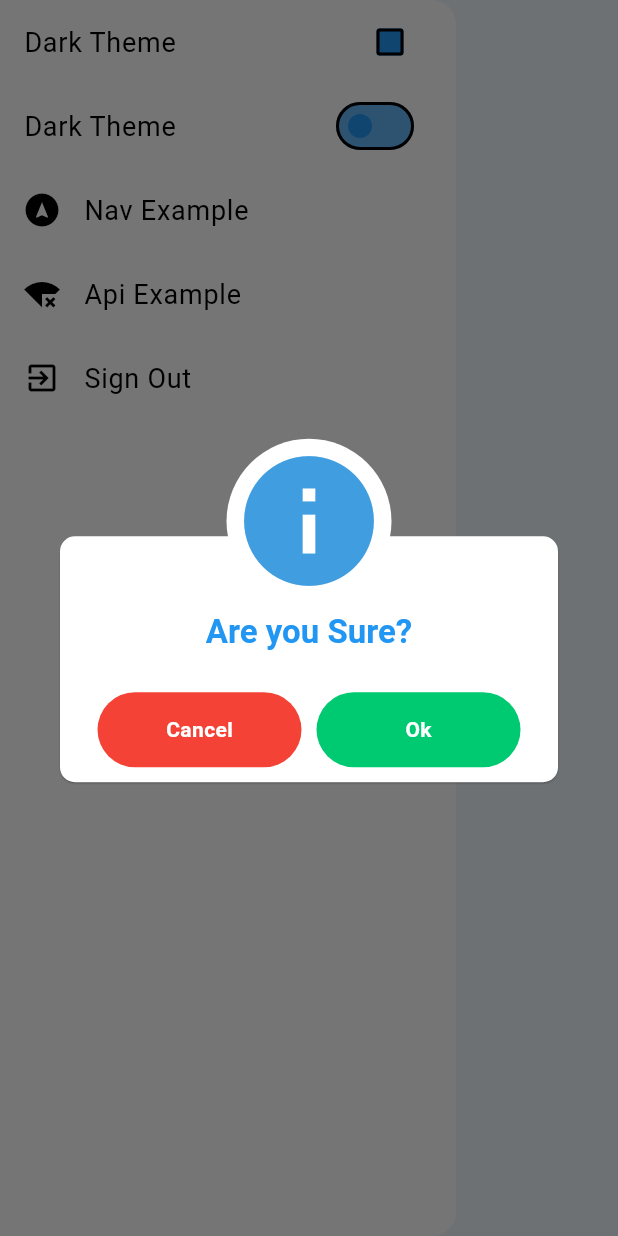
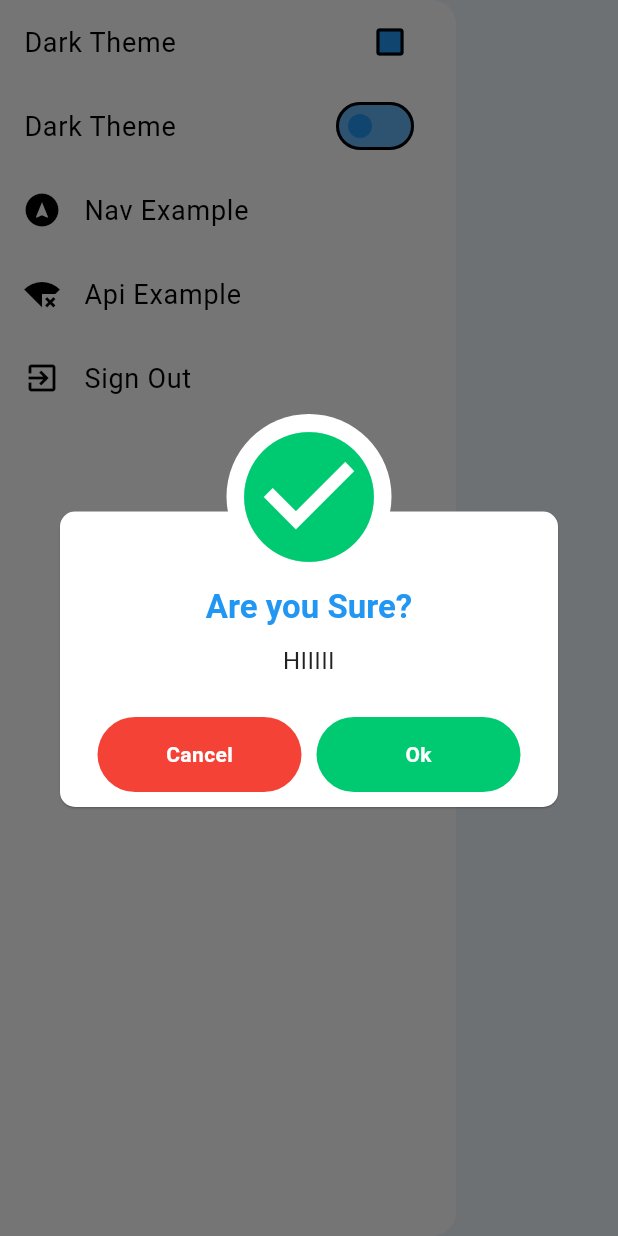
Before and after one commit to saefoclash1997/NHZ-Chat, a Flutter app: the CustomDrawer widget shown alone on an empty page, opened directly, after a tap on "Sign Out", on a phone screen of 412 x 824 dp. Run offline on Flutter 3.47's test engine with Material 3 defaults, Android fonts, the phone set to English and light mode, and no system bars; our stand-ins replace animated_text_kit, awesome_dialog, cloud_firestore, firebase_auth, firebase_core, flutter_spinkit and 5 more; accounts and stored records are empty; Roboto replaces fonts that are missing (times).

```diff
--- a/lib/components/custom_drawer.dart
+++ b/lib/components/custom_drawer.dart
@@ -69,10 +69,13 @@ class CustomDrawer extends StatelessWidget {
             onTap: () {
               AwesomeDialog(
                   context: context,
-                  dialogType: DialogType.info,
+                  dialogType: DialogType.success,
                   animType: AnimType.rightSlide,
+                  desc: "HIIIII",
                   title: 'Are you Sure?',
-                  btnCancelOnPress: () {},
+                  btnCancelOnPress: () {
+
+                  },
               btnOkOnPress: () {
               AuthenticationServices().signOut();
               },
--- a/lib/provider/theme_provider.dart
+++ b/lib/provider/theme_provider.dart
@@ -24,6 +24,7 @@ class ThemeProvider with ChangeNotifier {
     SharedPreferences prefs = await SharedPreferences.getInstance();
     prefs.setBool("isDarkTheme", _isDarkTheme);
 
+
     notifyListeners();
   }
 }
--- a/lib/screens/nav_bar.dart
+++ b/lib/screens/nav_bar.dart
@@ -11,6 +11,8 @@ class _MainNavbarState extends State<MainNavbar> {
   int selectedIndex = 0;
 
   List<Widget> screens = [
+   // SignInScreen(),
+
     Center(child: Text("Home", style: TextStyle(fontSize: 22))),
     Center(child: Text("Messages", style: TextStyle(fontSize: 22))),
     Center(child: Text("Settings", style: TextStyle(fontSize: 22))),
@@ -22,11 +24,11 @@ class _MainNavbarState extends State<MainNavbar> {
       body: screens[selectedIndex],
 
       bottomNavigationBar: BottomNavigationBar(
+
         currentIndex: selectedIndex,
         onTap: (index) {
           setState(() => selectedIndex = index);
         },
-
         selectedItemColor: Theme.of(context).colorScheme.primary,
         unselectedItemColor: Colors.grey,
 
@@ -38,6 +40,7 @@ class _MainNavbarState extends State<MainNavbar> {
             icon: Icon(Icons.home_outlined),
             activeIcon: Icon(Icons.home),
             label: "Home",
+            tooltip: "Home"
           ),
           BottomNavigationBarItem(
             icon: Icon(Icons.chat_outlined),
@@ -49,6 +52,7 @@ class _MainNavbarState extends State<MainNavbar> {
             activeIcon: Icon(Icons.settings),
             label: "Settings",
           ),
+
         ],
       ),
     );
--- a/pubspec.yaml
+++ b/pubspec.yaml
@@ -26,6 +26,7 @@ dependencies:
   shared_preferences: ^2.5.3
   provider: ^6.1.5+1
   awesome_dialog: ^3.3.0
+  http: ^1.6.0
 
 dev_dependencies:
   flutter_test:
```
Also changed, not shown: pubspec.lock.
